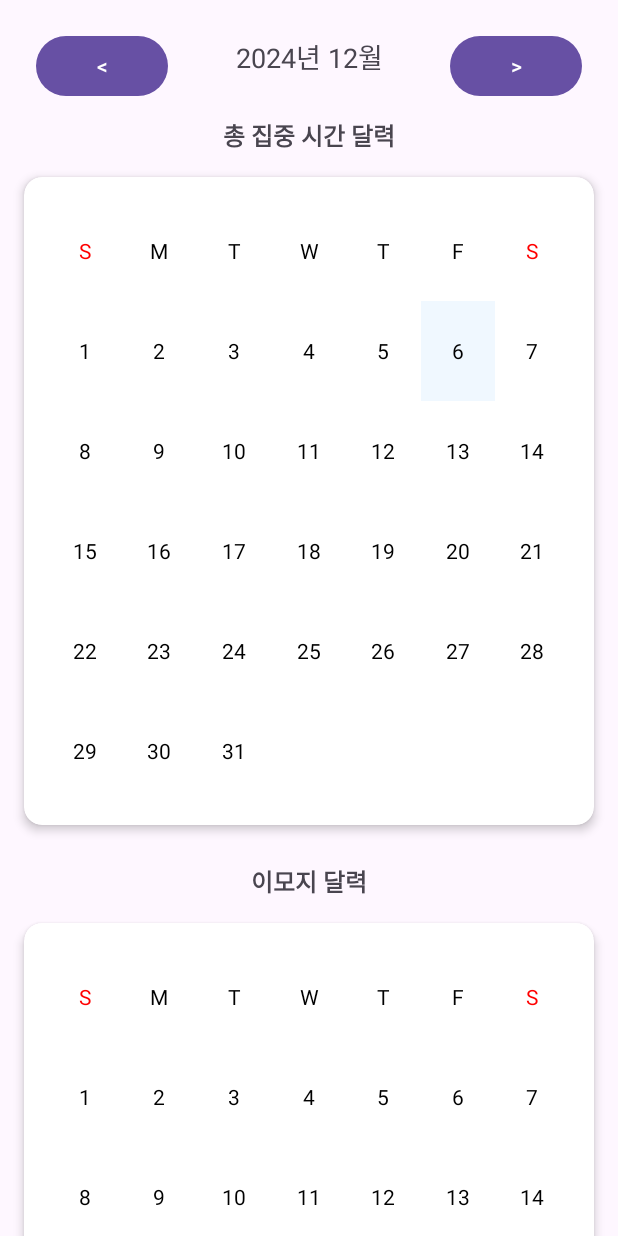
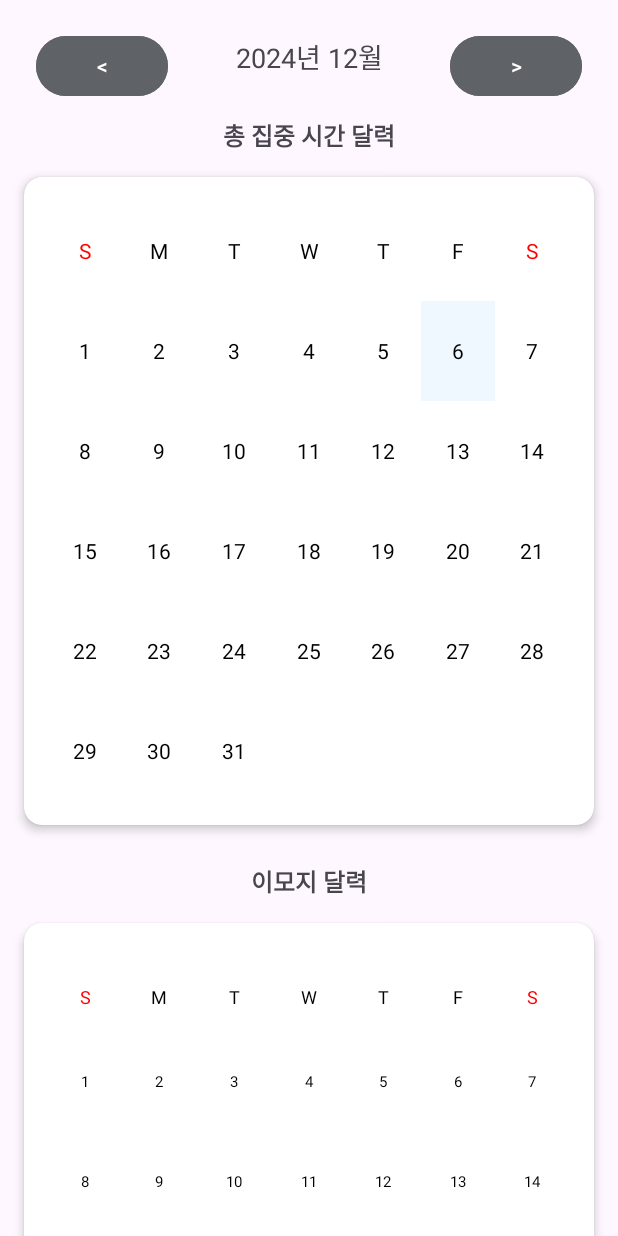
Before and after one commit to JiYeongParkDev/Pomodo, an Android app: the CalendarActivity screen opened directly, with no data from a screen before it, on a phone screen of 412 x 824 dp. Run offline under Robolectric (Android 15) with nearby library versions, the light colour scheme and no system bars; our stand-ins replace Room's generated code.

Commit message:
12-06일 파일 전체 업로드

```diff
--- a/app/src/main/java/com/example/pomodo_remake/CalendarActivity.kt
+++ b/app/src/main/java/com/example/pomodo_remake/CalendarActivity.kt
@@ -130,6 +130,7 @@ class CalendarActivity : AppCompatActivity(){
         for (day in daysOfWeek) {
             val headerView = TextView(this).apply {
                 text = day
+
                 gravity = Gravity.CENTER
                 layoutParams = GridLayout.LayoutParams().apply {
                     width = 0
@@ -183,6 +184,7 @@ class CalendarActivity : AppCompatActivity(){
                     height = 100
                     columnSpec = GridLayout.spec(GridLayout.UNDEFINED, 1f)
                 }
+
                 setBackgroundColor(getColorBasedOnFocusTime(focusTime))
                 setTextColor(Color.BLACK)
             }
@@ -220,6 +222,8 @@ class CalendarActivity : AppCompatActivity(){
         timerViewModel.loadFocusTimesForMonth(currentYear, currentMonth)
     }
 
+
+    /*
     //새로 추가된 이모지 부분
     private fun generateSimpleCalendar() {
         emojiCalendarCardView.removeAllViews()
@@ -236,6 +240,7 @@ class CalendarActivity : AppCompatActivity(){
                     columnSpec = GridLayout.spec(GridLayout.UNDEFINED, 1f)
                 }
                 setTextColor(if (day == "S") Color.RED else Color.BLACK)
+                textSize = 12f
             }
             emojiCalendarCardView.addView(headerView)
         }
@@ -253,9 +258,11 @@ class CalendarActivity : AppCompatActivity(){
                 gravity = Gravity.CENTER
                 layoutParams = GridLayout.LayoutParams().apply {
                     width = 0
-                    height = 100
+                    height = 120
                     columnSpec = GridLayout.spec(GridLayout.UNDEFINED, 1f)
                 }
+                setPadding(0, 20, 0, 20) // 위아래 패딩 추가로 간격 조정
+                textSize = 10f
                 setTextColor(Color.BLACK)
 
                 if (i >= blankDays) {
@@ -270,9 +277,103 @@ class CalendarActivity : AppCompatActivity(){
             emojiCalendarCardView.addView(dayView)
         }
 
+    }*/
+
+    //새로 추가된 이모지 부분
+    private fun generateSimpleCalendar() {
+        emojiCalendarCardView.removeAllViews()
+
+        // 요일 헤더 추가
+        val daysOfWeek = listOf("S", "M", "T", "W", "T", "F", "S")
+        for (day in daysOfWeek) {
+            val headerView = TextView(this).apply {
+                text = day
+                gravity = Gravity.CENTER
+                layoutParams = GridLayout.LayoutParams().apply {
+                    width = 0
+                    height = 100
+                    columnSpec = GridLayout.spec(GridLayout.UNDEFINED, 1f)
+                }
+                textSize = 12f
+                setTextColor(if (day == "S") Color.RED else Color.BLACK)
+            }
+            emojiCalendarCardView.addView(headerView)
+        }
+
+        // 빈 칸과 날짜 추가
+        val firstDayOfMonth = LocalDate.of(currentYear, currentMonth, 1)
+        val dayOfWeek = firstDayOfMonth.dayOfWeek.value % 7 // 일요일(0) ~ 토요일(6)
+        val blankDays = dayOfWeek
+        val daysInMonth = YearMonth.of(currentYear, currentMonth).lengthOfMonth()
+        val totalCells = blankDays + daysInMonth
+
+        for (i in 0 until totalCells) {
+            if (i < blankDays) {
+                // 빈 칸 추가
+                val emptyView = TextView(this).apply {
+                    text = ""
+                    gravity = Gravity.CENTER
+                    layoutParams = GridLayout.LayoutParams().apply {
+                        width = 0
+                        height = 100
+                        columnSpec = GridLayout.spec(GridLayout.UNDEFINED, 1f)
+                    }
+                }
+                emojiCalendarCardView.addView(emptyView)
+            } else {
+                // 날짜와 이모지를 포함하는 LinearLayout 생성
+                val container = LinearLayout(this).apply {
+                    orientation = LinearLayout.VERTICAL
+                    gravity = Gravity.CENTER
+                    layoutParams = GridLayout.LayoutParams().apply {
+                        width = 0
+                        height = 100
+                        columnSpec = GridLayout.spec(GridLayout.UNDEFINED, 1f)
+                    }
+                }
+
+                val day = i - blankDays + 1
+
+                // 날짜 TextView 생성
+                val dateView = TextView(this).apply {
+                    text = day.toString()
+                    gravity = Gravity.CENTER
+                    textSize = 10f
+                    setTextColor(Color.BLACK)
+                }
+
+                // 이모지 TextView 생성
+                val emojiView = TextView(this).apply {
+                    text = "" // 초기 상태에선 이모지가 없음
+                    gravity = Gravity.CENTER
+                    textSize = 15f
+                }
+
+                // 클릭 시 이모지 선택 다이얼로그 표시
+                container.setOnClickListener {
+                    showEmojiSelectionDialog(day) { selectedEmoji ->
+                        emojiView.text = selectedEmoji // 선택한 이모지를 표시
+                        saveEmojiToDatabase(getDateKey(day), selectedEmoji) // DB에 저장
+                    }
+                }
+
+                // Room DB에서 이모지 로드
+                loadEmojiForDate(day) { loadedEmoji ->
+                    emojiView.text = loadedEmoji // 저장된 이모지가 있으면 표시
+                }
+
+                // 컨테이너에 날짜와 이모지 추가
+                container.addView(dateView)
+                container.addView(emojiView)
+
+                // GridLayout에 컨테이너 추가
+                emojiCalendarCardView.addView(container)
+            }
+        }
+
     }
 
-    private fun showEmojiSelectionDialog(day: Int, dayView: TextView) {
+    private fun showEmojiSelectionDialog(day: Int, onEmojiSelected: (String) -> Unit) {
         val emojiList = arrayOf("😍", "😄", "😊", "🤔", "😡") // 이모지 리스트
 
         val dialogView = LayoutInflater.from(this).inflate(R.layout.dialog_emoji_selection, null)
@@ -291,8 +392,8 @@ class CalendarActivity : AppCompatActivity(){
                 gravity = Gravity.CENTER
                 setOnClickListener {
                     val dateKey = getDateKey(day)
-                    saveEmojiToDatabase(dateKey, emoji) // 이모지를 RoomDB에 저장
-                    dayView.text = "$day\n$emoji" // 날짜 아래에 이모지 표시
+                    onEmojiSelected(emoji) // 콜백을 통해 선택된 이모지를 전달
+                    //dayView.text = "$day\n$emoji" // 날짜 아래에 이모지 표시
                     dialog.dismiss()
                 }
             }
@@ -310,14 +411,14 @@ class CalendarActivity : AppCompatActivity(){
         }
     }
 
-    private fun loadEmojiForDate(day: Int, dayView: TextView) {
+    private fun loadEmojiForDate(day: Int, onEmojiLoaded: (String?) -> Unit) {
         val database = AppDatabase.getDatabase(this)
         val dateKey = getDateKey(day) // 날짜를 `YYYY-MM-DD` 형식으로 생성
         CoroutineScope(Dispatchers.IO).launch {
             val emoji = database.calendarEmojiDao().getEmojiForDate(dateKey)?.emoji
             emoji?.let {
                 runOnUiThread {
-                    dayView.text = "$day\n$it" // 날짜 아래에 이모지를 표시
+                    onEmojiLoaded(emoji) // 이모지를 콜백으로 전달
                 }
             }
         }
--- a/app/src/main/res/layout/activity_calendar_combined.xml
+++ b/app/src/main/res/layout/activity_calendar_combined.xml
@@ -27,7 +27,9 @@
         app:layout_constraintTop_toBottomOf="@id/monthYearTextView"
         app:layout_constraintStart_toStartOf="parent"
         android:layout_marginStart="24dp"
-        android:layout_marginTop="20dp" />
+        android:layout_marginTop="20dp"
+        android:backgroundTint="#5f6368"
+        />
 
 
     <!-- 다음 달 버튼 -->
@@ -40,7 +42,9 @@
         app:layout_constraintTop_toBottomOf="@id/monthYearTextView"
         app:layout_constraintEnd_toEndOf="parent"
         android:layout_marginEnd="24dp"
-        android:layout_marginTop="20dp" />
+        android:layout_marginTop="20dp"
+        android:backgroundTint="#5f6368"
+        />
 
     <!-- 총 집중 시간 안내 텍스트 -->
     <TextView
--- a/app/src/main/res/values/strings.xml
+++ b/app/src/main/res/values/strings.xml
@@ -11,8 +11,8 @@
     <string name="break_time">00:00</string>
     <string name="reset_button">"타이머 초기화 버튼"</string>
 
-    <string name="hint_focus_time">집중 시간을 입력해주세요.</string>
-    <string name="hint_break_time">휴식 시간을 입력해주세요.</string>
+    <string name="hint_focus_time">집중 시간(분)을 입력해주세요.</string>
+    <string name="hint_break_time">휴식 시간(분)을 입력해주세요.</string>
     <string name="hint_repeat_count">반복 횟수를 설정해주세요.</string>
     <string name="set_repeat_count">반복 횟수</string>
     <string name="dialog_focus_time">집중 시간</string>
@@ -27,4 +27,5 @@
         <string name="checklist_icon_desc">Checklist icon</string>
         <string name="leaderboard_icon_desc">Leaderboard icon</string>
         <string name="calendar_icon_desc">calendar_icon_desc</string>
+    <string name="onboarding_image_description">타이머 화면 이미지</string>
 </resources>
```
Also changed, not shown: app/src/main/AndroidManifest.xml (+10 -0 lines), app/src/main/java/com/example/pomodo_remake/OnboardingActivity.kt (added, +77 -0 lines), app/src/main/res/layout/onboarding_calendar_screen.xml (added, +35 -0 lines), app/src/main/res/layout/onboarding_calendar_screen2.xml (added, +35 -0 lines), app/src/main/res/layout/onboarding_planner_screen.xml (added, +35 -0 lines), app/src/main/res/layout/onboarding_planner_screen2.xml (added, +35 -0 lines), app/src/main/res/layout/onboarding_timer_screen.xml (added, +33 -0 lines), app/src/main/res/layout/onboarding_timer_screen2.xml (added, +35 -0 lines), app/src/main/res/layout/time_settings_dialog.xml (+4 -4 lines), app/src/main/res/drawable/emoji_calendar_onboarding.png (added), app/src/main/res/drawable/planneronboarding.png (added), app/src/main/res/drawable/plannerstatus.png (added), app/src/main/res/drawable/timer_round.png (added), app/src/main/res/drawable/timerdialog.png (added), 1 more files.
